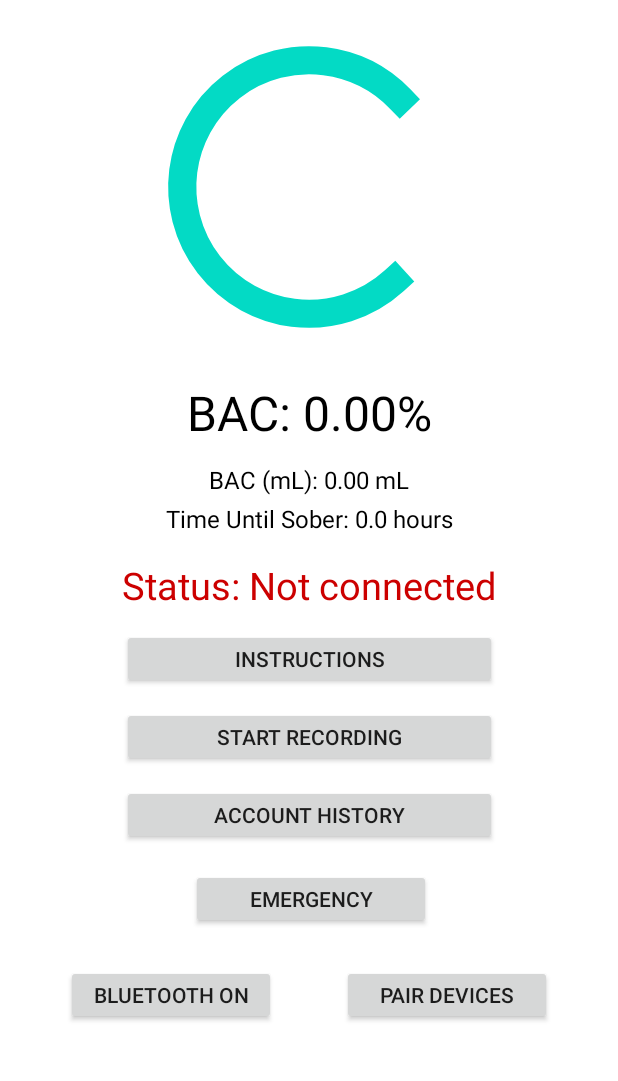
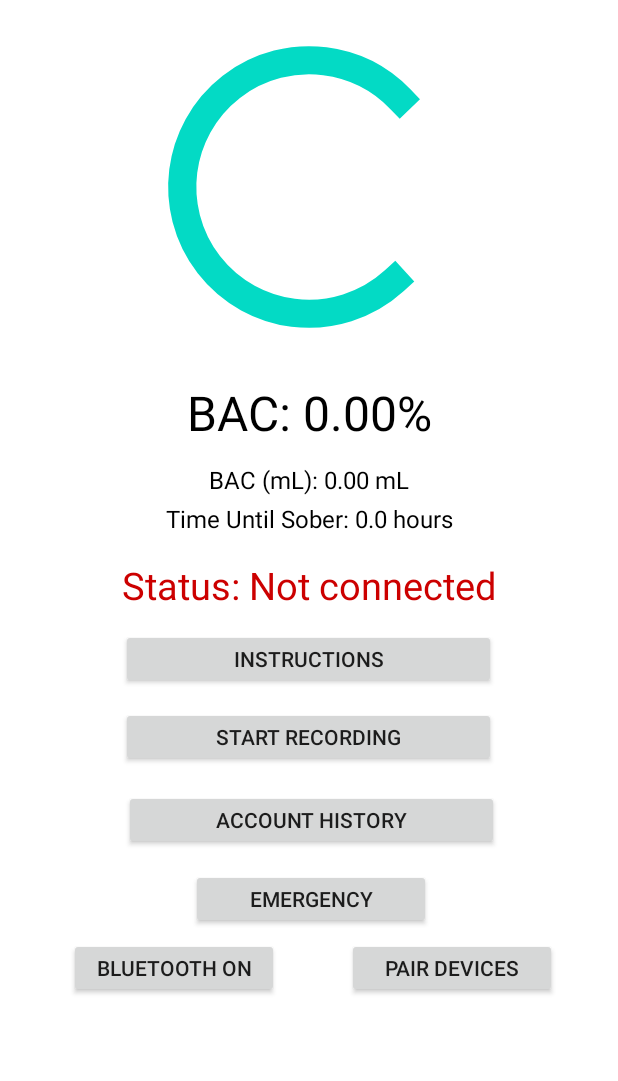
Before and after one commit to iluvpomeranians/ClearBreath_Portable_Breathalyzer, an Android app built with Jetpack Compose: the screen it shows after launch (HomeActivity), on a phone screen of 412 x 824 dp, the part 84-1165 px from its top. Run offline under Robolectric (Android 15) with nearby library versions, the phone set to English and light mode, and no system bars; our stand-ins replace Volley; libraries missing offline, so code that uses them is left out: app.juky.squircleview, com.mikhaellopez.circularprogressbar; plain views replace CircularProgressBar, SquircleButton; 27 statements that could not run were skipped.

Commit message:
Recording
Adjusted according to master, finished with the save recording button, reworked some UI elements,
TODO, notification for amount of time till retaking BAC,
Account history does not refresh or adjust according to the given user

```diff
--- a/app/src/main/res/layout/activity_home.xml
+++ b/app/src/main/res/layout/activity_home.xml
@@ -99,14 +99,14 @@
             android:minHeight="40dp"
             android:text="Instructions"
             app:layout_constraintEnd_toEndOf="parent"
-            app:layout_constraintHorizontal_bias="0.5"
+            app:layout_constraintHorizontal_bias="0.498"
             app:layout_constraintStart_toStartOf="parent"
             app:layout_constraintTop_toBottomOf="@id/bluetooth_status_display"
-           app:squircle_background_color="#D3D3D3"/>
-<!--            app:squircle_border_gradient_direction="top_to_bottom"-->
-<!--            app:squircle_border_gradient_end_color="@color/teal_200"-->
-<!--            app:squircle_border_gradient_start_color="@color/purple_500"-->
-<!--            app:squircle_border_width="4dp" -->
+            app:squircle_background_color="@color/material_dynamic_primary95"
+            app:squircle_border_gradient_direction="top_to_bottom"
+            app:squircle_border_gradient_end_color="@color/teal_200"
+            app:squircle_border_gradient_start_color="@color/purple_500"
+            app:squircle_border_width="4dp" />
 
 
         <app.juky.squircleview.views.SquircleButton
@@ -118,14 +118,14 @@
             android:minHeight="40dp"
             android:text="Start Recording"
             app:layout_constraintEnd_toEndOf="parent"
-            app:layout_constraintHorizontal_bias="0.5"
+            app:layout_constraintHorizontal_bias="0.497"
             app:layout_constraintStart_toStartOf="parent"
             app:layout_constraintTop_toBottomOf="@id/btn_more_info"
-            app:squircle_background_color="#D3D3D3"/>
-<!--            app:squircle_border_gradient_direction="top_to_bottom"-->
-<!--            app:squircle_border_gradient_end_color="@color/teal_200"-->
-<!--            app:squircle_border_gradient_start_color="@color/purple_500"-->
-<!--            app:squircle_border_width="4dp" -->
+            app:squircle_background_color="@color/material_dynamic_primary95"
+            app:squircle_border_gradient_direction="top_to_bottom"
+            app:squircle_border_gradient_end_color="@color/teal_200"
+            app:squircle_border_gradient_start_color="@color/purple_500"
+            app:squircle_border_width="4dp" />
 
 
         <app.juky.squircleview.views.SquircleButton
@@ -137,15 +137,17 @@
             android:minHeight="40dp"
             android:padding="4dp"
             android:text="Account History"
+            app:layout_constraintBottom_toTopOf="@+id/button_emergency"
             app:layout_constraintEnd_toEndOf="parent"
-            app:layout_constraintHorizontal_bias="0.5"
+            app:layout_constraintHorizontal_bias="0.509"
             app:layout_constraintStart_toStartOf="parent"
             app:layout_constraintTop_toBottomOf="@+id/btn_cancel_recording"
-            app:squircle_background_color="#D3D3D3"/>
-<!--            app:squircle_border_gradient_direction="top_to_bottom"-->
-<!--            app:squircle_border_gradient_end_color="@color/teal_200"-->
-<!--            app:squircle_border_gradient_start_color="@color/purple_500"-->
-<!--            app:squircle_border_width="4dp" -->
+            app:layout_constraintVertical_bias="0.208"
+            app:squircle_background_color="@color/material_dynamic_primary95"
+            app:squircle_border_gradient_direction="top_to_bottom"
+            app:squircle_border_gradient_end_color="@color/teal_200"
+            app:squircle_border_gradient_start_color="@color/purple_500"
+            app:squircle_border_width="4dp" />
 
         <app.juky.squircleview.views.SquircleButton
             android:id="@+id/button_emergency"
@@ -155,15 +157,17 @@
             android:minWidth="160dp"
             android:minHeight="40dp"
             android:text="Emergency"
+            app:layout_constraintBottom_toBottomOf="parent"
             app:layout_constraintEnd_toEndOf="parent"
             app:layout_constraintHorizontal_bias="0.505"
             app:layout_constraintStart_toStartOf="parent"
             app:layout_constraintTop_toBottomOf="@+id/btn_cancel_recording"
-            app:squircle_background_color="#DC4848"/>
-<!--            app:squircle_background_gradient_end_color="#F65252"-->
-<!--            app:squircle_background_gradient_start_color="#CA9C9C"-->
-<!--            app:squircle_border_color="#4C0707"-->
-<!--            app:squircle_border_width="6dp" -->
+            app:layout_constraintVertical_bias="0.0"
+            app:squircle_background_color="#DC4848"
+            app:squircle_background_gradient_end_color="#F65252"
+            app:squircle_background_gradient_start_color="#CA9C9C"
+            app:squircle_border_color="#4C0707"
+            app:squircle_border_width="6dp" />
 
         <ProgressBar
             android:id="@+id/progressBar"
@@ -202,46 +206,49 @@
             app:layout_constraintHorizontal_bias="0.501"
             app:layout_constraintStart_toStartOf="parent"
             app:layout_constraintTop_toBottomOf="@+id/textView_blow"
-            app:squircle_background_color="#D3D3D3"/>
-<!--            app:squircle_border_gradient_direction="top_to_bottom"-->
-<!--            app:squircle_border_gradient_end_color="@color/teal_200"-->
-<!--            app:squircle_border_gradient_start_color="@color/purple_500"-->
-<!--            app:squircle_border_width="4dp" -->
+            app:squircle_background_color="@color/material_dynamic_primary95"
+            app:squircle_border_gradient_direction="top_to_bottom"
+            app:squircle_border_gradient_end_color="@color/teal_200"
+            app:squircle_border_gradient_start_color="@color/purple_500"
+            app:squircle_border_width="4dp" />
 
         <app.juky.squircleview.views.SquircleButton
             android:id="@+id/btn_pairdevices"
             android:layout_width="wrap_content"
             android:layout_height="wrap_content"
-            android:layout_marginTop="132dp"
             android:minWidth="140dp"
             android:minHeight="40dp"
             android:text="Pair Devices"
+            app:layout_constraintBottom_toBottomOf="parent"
             app:layout_constraintEnd_toEndOf="parent"
+            app:layout_constraintHorizontal_bias="0.53"
             app:layout_constraintStart_toEndOf="@id/btn_bluetooth"
-            app:layout_constraintTop_toBottomOf="@id/btn_start_recording"
-            app:squircle_background_color="#D3D3D3"/>
-<!--            app:squircle_border_gradient_direction="top_to_bottom"-->
-<!--            app:squircle_border_gradient_end_color="@color/teal_200"-->
-<!--            app:squircle_border_gradient_start_color="@color/purple_500"-->
-<!--            app:squircle_border_width="4dp" -->
+            app:layout_constraintTop_toBottomOf="@+id/button_emergency"
+            app:layout_constraintVertical_bias="0.058"
+            app:squircle_background_color="@color/material_dynamic_primary95"
+            app:squircle_border_gradient_direction="top_to_bottom"
+            app:squircle_border_gradient_end_color="@color/teal_200"
+            app:squircle_border_gradient_start_color="@color/purple_500"
+            app:squircle_border_width="4dp" />
 
         <app.juky.squircleview.views.SquircleButton
             android:id="@+id/btn_bluetooth"
             android:layout_width="wrap_content"
             android:layout_height="wrap_content"
-            android:layout_marginTop="132dp"
             android:minWidth="140dp"
             android:minHeight="40dp"
-            android:padding="5dp"
             android:text="Bluetooth On"
-            app:layout_constraintEnd_toStartOf="@id/btn_pairdevices"
+            app:layout_constraintBottom_toBottomOf="parent"
+            app:layout_constraintEnd_toEndOf="parent"
+            app:layout_constraintHorizontal_bias="0.169"
             app:layout_constraintStart_toStartOf="parent"
-            app:layout_constraintTop_toBottomOf="@id/btn_start_recording"
-            app:squircle_background_color="#D3D3D3"/>
-<!--            app:squircle_border_gradient_direction="top_to_bottom"-->
-<!--            app:squircle_border_gradient_end_color="@color/teal_200"-->
-<!--            app:squircle_border_gradient_start_color="@color/purple_500"-->
-<!--            app:squircle_border_width="4dp" -->
+            app:layout_constraintTop_toBottomOf="@+id/button_emergency"
+            app:layout_constraintVertical_bias="0.058"
+            app:squircle_background_color="@color/material_dynamic_primary95"
+            app:squircle_border_gradient_direction="top_to_bottom"
+            app:squircle_border_gradient_end_color="@color/teal_200"
+            app:squircle_border_gradient_start_color="@color/purple_500"
+            app:squircle_border_width="4dp" />
 
         <TextView
             android:id="@+id/textView_Calculating"
@@ -254,7 +261,7 @@
             app:layout_constraintEnd_toEndOf="parent"
             app:layout_constraintStart_toStartOf="parent"
             app:layout_constraintTop_toTopOf="parent"
-            app:layout_constraintVertical_bias="0.764" />
+            app:layout_constraintVertical_bias="0.691" />
 
         <app.juky.squircleview.views.SquircleButton
             android:id="@+id/button_retake_recording"
@@ -267,7 +274,11 @@
             app:layout_constraintStart_toStartOf="parent"
             app:layout_constraintTop_toTopOf="@+id/progressBar"
             app:layout_constraintVertical_bias="0.347"
-            app:squircle_background_color="#D3D3D3" />
+            app:squircle_background_color="@color/material_dynamic_primary95"
+            app:squircle_border_gradient_direction="top_to_bottom"
+            app:squircle_border_gradient_end_color="@color/teal_200"
+            app:squircle_border_gradient_start_color="@color/purple_500"
+            app:squircle_border_width="4dp" />
 
         <app.juky.squircleview.views.SquircleButton
             android:id="@+id/button_save_recording"
@@ -280,7 +291,11 @@
             app:layout_constraintStart_toEndOf="@+id/button_retake_recording"
             app:layout_constraintTop_toBottomOf="@+id/btn_start_recording"
             app:layout_constraintVertical_bias="0.347"
-            app:squircle_background_color="#D3D3D3" />
+            app:squircle_background_color="@color/material_dynamic_primary95"
+            app:squircle_border_gradient_direction="top_to_bottom"
+            app:squircle_border_gradient_end_color="@color/teal_200"
+            app:squircle_border_gradient_start_color="@color/purple_500"
+            app:squircle_border_width="4dp" />
 
         <app.juky.squircleview.views.SquircleButton
             android:id="@+id/button_cancel_recording"
@@ -293,7 +308,11 @@
             app:layout_constraintEnd_toEndOf="parent"
             app:layout_constraintTop_toBottomOf="@+id/btn_start_recording"
             app:layout_constraintVertical_bias="0.347"
-            app:squircle_background_color="#D3D3D3" />
+            app:squircle_background_color="@color/material_dynamic_primary95"
+            app:squircle_border_gradient_direction="top_to_bottom"
+            app:squircle_border_gradient_end_color="@color/teal_200"
+            app:squircle_border_gradient_start_color="@color/purple_500"
+            app:squircle_border_width="4dp" />
 
     </androidx.constraintlayout.widget.ConstraintLayout>
 
```
Also changed, not shown: app/src/main/java/com/example/coen390androidproject_breathalyzerapp/HomeActivity.java (+87 -8 lines).
